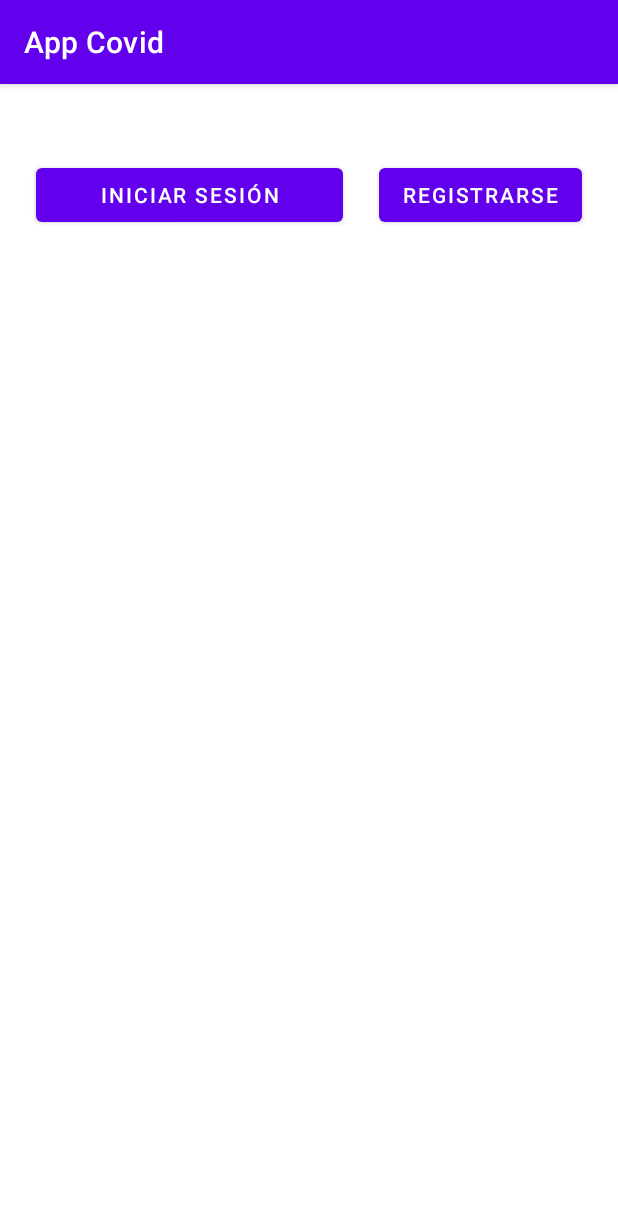
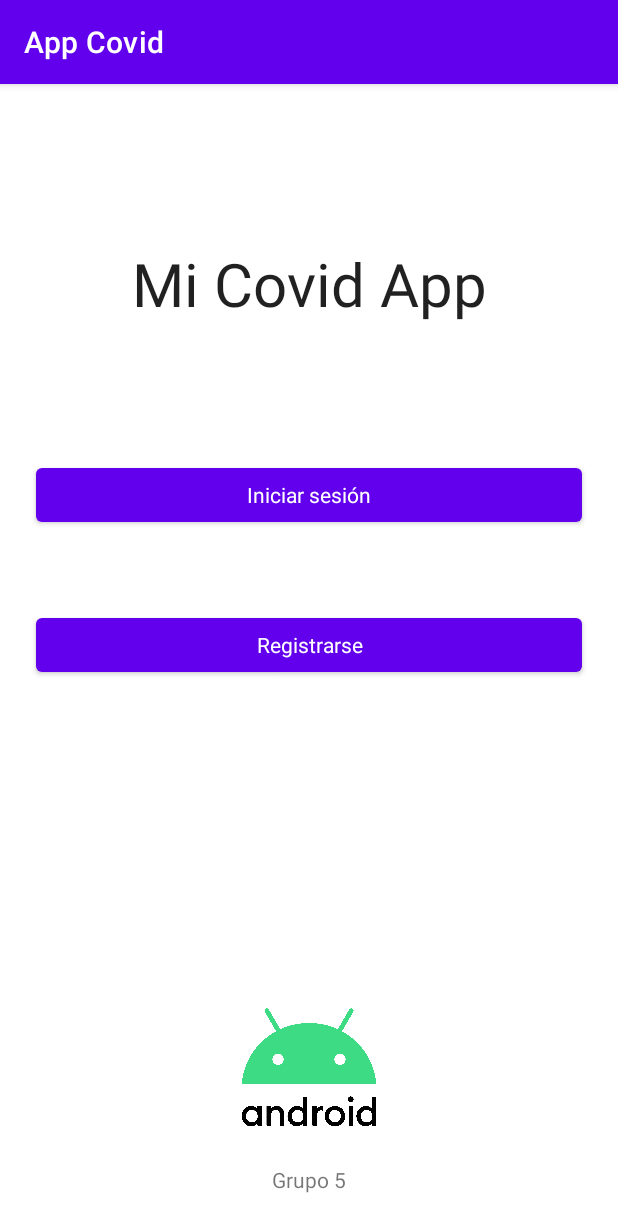
Before and after one commit to facutarcaya/android_tevacuno, an Android app: the screen it shows after launch (MainActivity), on a phone screen of 412 x 824 dp. Shown: the top 1232 px of the screen. Run offline under Robolectric (Android 15) with nearby library versions, the phone set to English and light mode, and no system bars.

Commit message:
Diseño v1.0

```diff
--- a/MiCovid/app/src/main/java/com/example/micovid/login/LoginActivity.java
+++ b/MiCovid/app/src/main/java/com/example/micovid/login/LoginActivity.java
@@ -10,6 +10,7 @@ import android.view.View;
 import android.widget.Button;
 import android.widget.EditText;
 import android.widget.ProgressBar;
+import android.widget.TextView;
 import android.widget.Toast;
 
 import com.example.micovid.R;
@@ -29,7 +30,7 @@ public class LoginActivity extends AppCompatActivity {
     private EditText editTextLoginPassword;
     private Button buttonLoginCancelar;
     private Button buttonLoginLogin;
-    private Button buttonRegistrarInicio;
+    private TextView buttonRegistrarInicio;
     private String email;
     private String password;
 
@@ -46,7 +47,7 @@ public class LoginActivity extends AppCompatActivity {
         editTextLoginPassword = (EditText) findViewById(R.id.editTextLoginPassword);
         buttonLoginCancelar = (Button) findViewById(R.id.buttonLoginCancelar);
         buttonLoginLogin = (Button) findViewById(R.id.buttonLoginLogin);
-        buttonRegistrarInicio = (Button) findViewById(R.id.buttonRegistrarInicio);
+        buttonRegistrarInicio = (TextView) findViewById(R.id.textViewMessage1);
 
         toggleProgressBar(false);
     }
--- a/MiCovid/app/src/main/res/layout/activity_main.xml
+++ b/MiCovid/app/src/main/res/layout/activity_main.xml
@@ -8,26 +8,71 @@
 
     <Button
         android:id="@+id/buttonMainLogin"
-        android:layout_width="0dp"
-        android:layout_height="48dp"
-        android:layout_marginStart="24dp"
-        android:layout_marginTop="50dp"
-        android:layout_marginEnd="24dp"
+        style="@style/ButtonClass"
+        android:layout_marginTop="250dp"
         android:onClick="abrirLogin"
         android:text="@string/button_login"
-        app:layout_constraintEnd_toStartOf="@+id/buttonMainregistrar"
+        app:layout_constraintEnd_toEndOf="parent"
+        app:layout_constraintHorizontal_bias="0.0"
         app:layout_constraintStart_toStartOf="parent"
         app:layout_constraintTop_toTopOf="parent" />
 
     <Button
         android:id="@+id/buttonMainregistrar"
-        android:layout_width="0dp"
-        android:layout_height="wrap_content"
-        android:layout_marginTop="50dp"
-        android:layout_marginEnd="24dp"
+        style="@style/ButtonClass"
+        android:layout_height="48dp"
+        android:layout_marginTop="100dp"
         android:onClick="abrirRegister"
         android:text="@string/buttonRegistrar"
         app:layout_constraintEnd_toEndOf="parent"
+        app:layout_constraintHorizontal_bias="0.0"
+        app:layout_constraintStart_toStartOf="parent"
+        app:layout_constraintTop_toTopOf="@id/buttonMainLogin" />
+
+    <ImageView
+        android:id="@+id/imageView"
+        android:layout_width="0dp"
+        android:layout_height="105dp"
+        android:layout_marginStart="144dp"
+        android:layout_marginEnd="144dp"
+        android:layout_marginBottom="32dp"
+        android:contentDescription="Android logo"
+        app:layout_constraintBottom_toBottomOf="@id/groupName"
+        app:layout_constraintEnd_toEndOf="parent"
+        app:layout_constraintStart_toStartOf="parent"
+        app:srcCompat="@drawable/android_logo" />
+
+    <TextView
+        android:id="@+id/groupName"
+        android:layout_width="wrap_content"
+        android:layout_height="wrap_content"
+        android:layout_marginStart="181dp"
+        android:layout_marginEnd="181dp"
+        android:layout_marginBottom="28dp"
+        android:text="Grupo 5"
+        android:contentDescription="Group name"
+        app:layout_constraintBottom_toBottomOf="parent"
+        app:layout_constraintEnd_toEndOf="parent"
+        app:layout_constraintStart_toStartOf="parent" />
+
+    <TextView
+        android:id="@+id/title"
+        android:layout_width="0dp"
+        android:layout_height="0dp"
+        android:layout_marginStart="42dp"
+        android:layout_marginTop="76dp"
+        android:layout_marginEnd="42dp"
+        android:layout_marginBottom="60dp"
+        android:gravity="center"
+        android:text="Mi Covid App"
+        android:textAlignment="center"
+        android:textAppearance="@style/TextAppearance.AppCompat.Large"
+        android:textSize="40dp"
+        android:contentDescription="App title"
+        app:layout_constraintBottom_toTopOf="@+id/buttonMainLogin"
+        app:layout_constraintEnd_toEndOf="parent"
+        app:layout_constraintHorizontal_bias="0.0"
+        app:layout_constraintStart_toStartOf="parent"
         app:layout_constraintTop_toTopOf="parent" />
 
 </androidx.constraintlayout.widget.ConstraintLayout>
--- a/MiCovid/app/src/main/res/values/strings.xml
+++ b/MiCovid/app/src/main/res/values/strings.xml
@@ -17,4 +17,5 @@
     <string name="text_puntuacion">Puntuación:</string>
     <string name="text_felicitaciones">¡Felicitaciones!</string>
     <string name="text_dosis_aplicadas">Dosis aplicadas</string>
+    <string name="LoginTitle">Inicia sesión</string>
 </resources>
--- a/MiCovid/app/src/main/res/values/themes.xml
+++ b/MiCovid/app/src/main/res/values/themes.xml
@@ -13,4 +13,11 @@
         <item name="android:statusBarColor" tools:targetApi="l">?attr/colorPrimaryVariant</item>
         <!-- Customize your theme here. -->
     </style>
+
+    <style name="ButtonClass" parent="Theme.MiCovid">
+        <item name="android:layout_marginStart">24dp</item>
+        <item name="android:layout_marginEnd">24dp</item>
+        <item name="android:layout_width">0dp</item>
+        <item name="android:layout_height">48dp</item>
+    </style>
 </resources>
```
Also changed, not shown: MiCovid/app/src/main/res/drawable/round_button.xml (added, +13 -0 lines), MiCovid/app/src/main/res/layout/activity_login.xml (+29 -24 lines), MiCovid/app/src/main/res/layout/activity_pantalla_inicio.xml (+11 -3 lines), MiCovid/app/src/main/res/layout/activity_registrar.xml (+17 -24 lines), MiCovid/app/src/main/res/drawable/android_logo.png (added).
